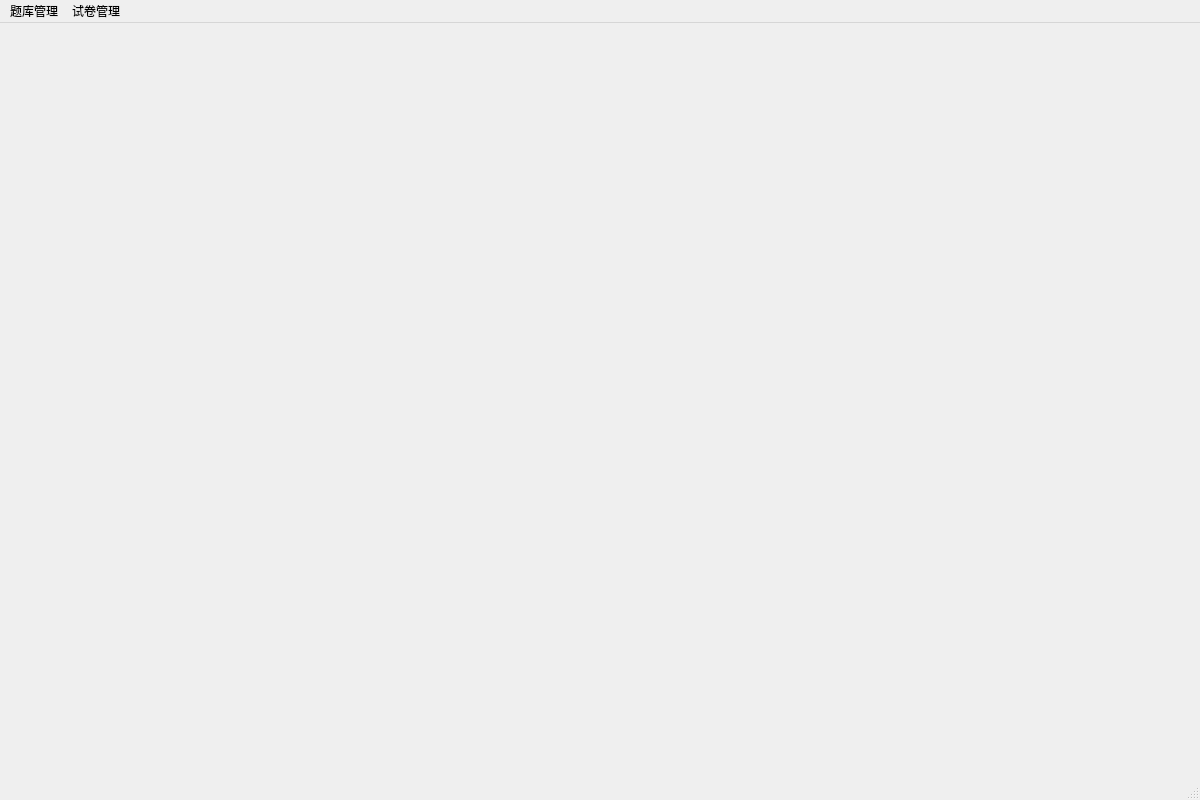
Qt form ExamSystem/MainWindow.ui (ChenjunYing/examsystem) before a commit.
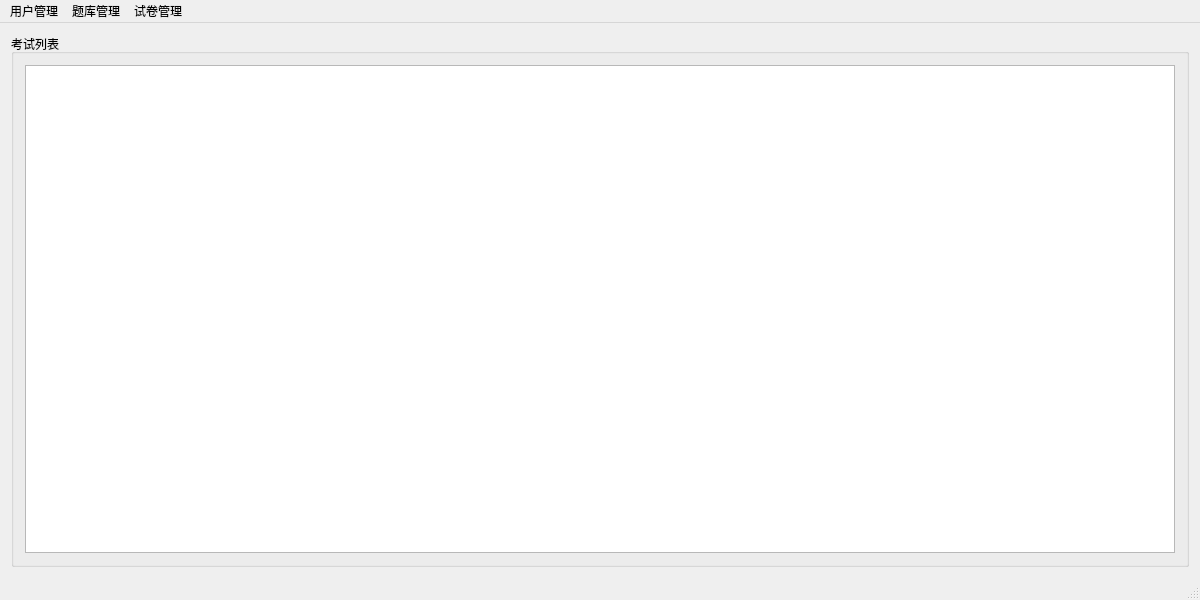
The same form after that commit.

Commit message: 1.实现了管理员界面显示考试信息的功能 2.将原Exam类更改为Config类，新建Exam类用于存储试卷信息 3.更新了任务分工

Diff of the .ui file:
```diff
--- a/ExamSystem/MainWindow.ui
+++ b/ExamSystem/MainWindow.ui
@@ -7,25 +7,28 @@
     <x>0</x>
     <y>0</y>
     <width>1200</width>
-    <height>800</height>
+    <height>600</height>
    </rect>
   </property>
-  <property name="minimumSize">
-   <size>
-    <width>1200</width>
-    <height>800</height>
-   </size>
-  </property>
-  <property name="maximumSize">
-   <size>
-    <width>1200</width>
-    <height>800</height>
-   </size>
-  </property>
   <property name="windowTitle">
    <string>管理员主界面</string>
   </property>
-  <widget class="QWidget" name="centralWidget"/>
+  <widget class="QWidget" name="centralWidget">
+   <layout class="QVBoxLayout" name="verticalLayout">
+    <item>
+     <widget class="QGroupBox" name="groupBox">
+      <property name="title">
+       <string>考试列表</string>
+      </property>
+      <layout class="QVBoxLayout" name="verticalLayout_2">
+       <item>
+        <widget class="QTableView" name="examTable"/>
+       </item>
+      </layout>
+     </widget>
+    </item>
+   </layout>
+  </widget>
   <widget class="QMenuBar" name="menuBar">
    <property name="geometry">
     <rect>
@@ -61,6 +64,14 @@
     <addaction name="examInformation"/>
     <addaction name="examData"/>
    </widget>
+   <widget class="QMenu" name="menu_2">
+    <property name="title">
+     <string>用户管理</string>
+    </property>
+    <addaction name="user"/>
+    <addaction name="logout"/>
+   </widget>
+   <addaction name="menu_2"/>
    <addaction name="QuestionBankMenu"/>
    <addaction name="ExamMenu"/>
   </widget>
```
Left out of the diff: 12 changed lines with no effect on the pictures. The commit also changes 15 other files.
